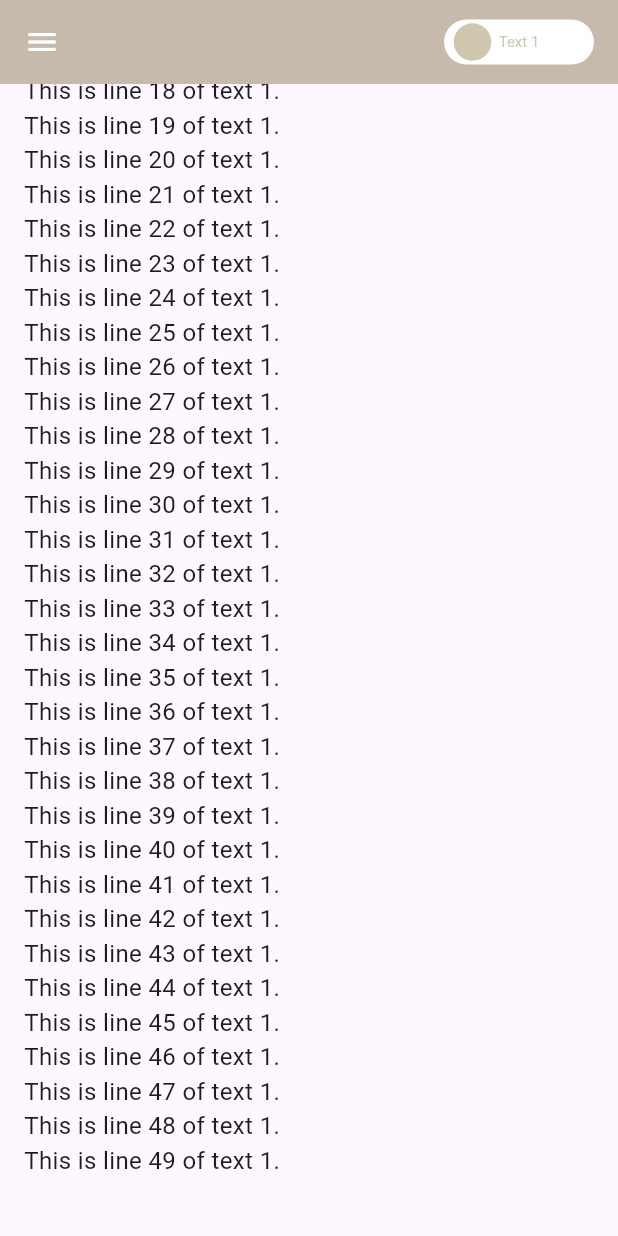
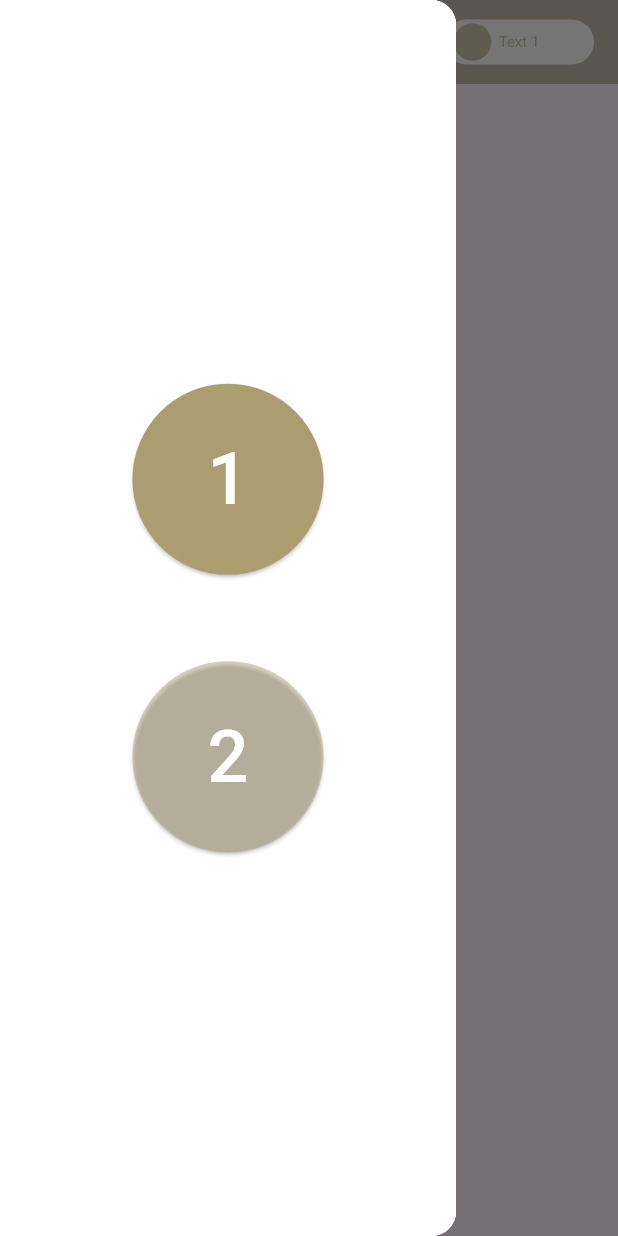
Before and after one commit to tjhv10/igod_interview, a Flutter app: the screen it shows after launch, scrolled down 539 dp, after a tap on the "menu" icon, on a phone screen of 412 x 824 dp. Run offline on Flutter 3.47's test engine with Material 3 defaults, Android fonts, the phone set to English and light mode, and no system bars; our stand-ins replace flutter_bloc.

Commit message:
fixed bug

```diff
--- a/lib/main.dart
+++ b/lib/main.dart
@@ -43,10 +43,14 @@ class MyHomePage extends StatelessWidget {
     return Scaffold(
       appBar: AppBar(
         backgroundColor: const Color(0xFFAC9D71).withOpacity(opacity),
-        leading: IconButton(
-          icon: const Icon(Icons.menu, color: Colors.white), // Change the icon color to white
-          onPressed: () {
-            Scaffold.of(context).openDrawer(); // Open the drawer
+        leading: Builder(
+          builder: (BuildContext context) {
+            return IconButton(
+              icon: const Icon(Icons.menu, color: Colors.white), // Change the icon color to white
+              onPressed: () {
+                Scaffold.of(context).openDrawer(); // Open the drawer
+              },
+            );
           },
         ),
         title: Row(
```
